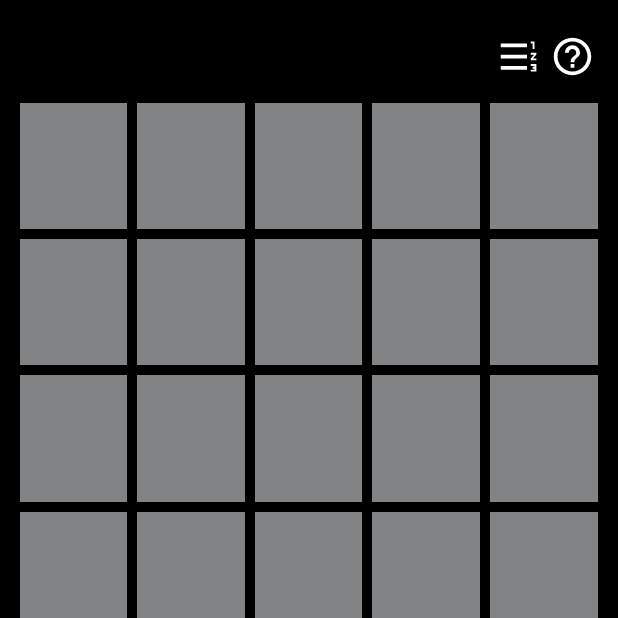
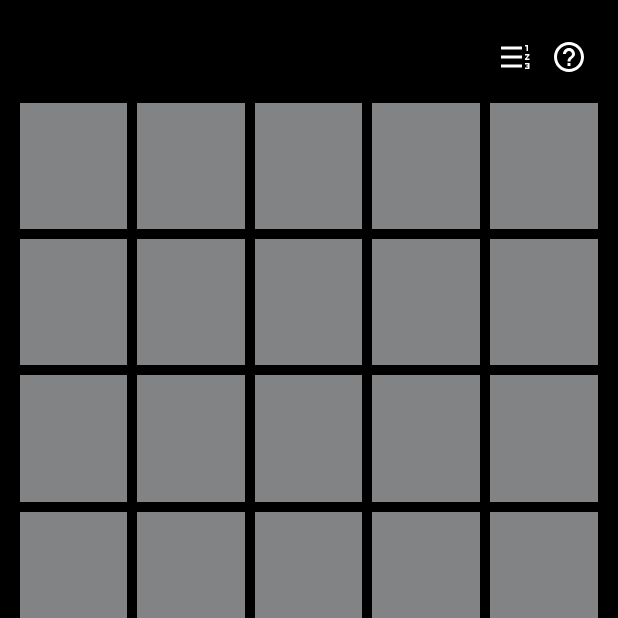
Before and after one commit to nagosoo/WORDLE, an Android app: the screen it shows after launch (MainActivity), on a phone screen of 412 x 824 dp, the top half of it. Run offline under Robolectric (Android 15) with nearby library versions, the phone set to English and light mode, and no system bars.

Commit message:
메인화면에 통계 이미지버튼 구현

```diff
--- a/app/src/main/java/com/example/wordle/DialogManual.kt
+++ b/app/src/main/java/com/example/wordle/DialogManual.kt
@@ -9,6 +9,7 @@ class DialogManual(context: Context) : AlertDialog(context) {
     init {
         val inflater = LayoutInflater.from(context)
         val binding = DialogManualBinding.inflate(inflater)
+
         setView(binding.root)
     }
 
--- /dev/null
+++ b/app/src/main/java/com/example/wordle/HideBottomBar.kt
@@ -0,0 +1,5 @@
+package com.example.wordle
+
+interface HideBottomBar {
+    fun hideBottomBar()
+}
--- a/app/src/main/java/com/example/wordle/MainActivity.kt
+++ b/app/src/main/java/com/example/wordle/MainActivity.kt
@@ -3,6 +3,7 @@ package com.example.wordle
 import android.content.Context
 import android.os.Build
 import android.os.Bundle
+import android.util.Log
 import android.view.View
 import android.view.WindowInsets
 import android.widget.TextView
@@ -11,10 +12,11 @@ import androidx.appcompat.app.AppCompatActivity
 import androidx.appcompat.widget.AppCompatButton
 import androidx.core.content.ContextCompat
 import androidx.core.view.get
+import com.example.wordle.MyApplication.Companion.uiOptions
 import com.example.wordle.databinding.ActivityMainBinding
 
 
-class MainActivity : AppCompatActivity(), View.OnClickListener {
+class MainActivity : AppCompatActivity(), View.OnClickListener, HideBottomBar {
     private var order = 0
     private val sp by lazy { this.getPreferences(Context.MODE_PRIVATE) }
     private lateinit var binding: ActivityMainBinding
@@ -28,15 +30,12 @@ class MainActivity : AppCompatActivity(), View.OnClickListener {
         super.onCreate(savedInstanceState)
         binding = ActivityMainBinding.inflate(layoutInflater)
         setContentView(binding.root)
-        hideBottomNav()
         setClickListener()
-
+        hideBottomBar()
     }
 
-    private fun hideBottomNav() {
+    override fun hideBottomBar() {
         if (Build.VERSION.SDK_INT < 30) {
-            val uiOptions =
-                View.SYSTEM_UI_FLAG_HIDE_NAVIGATION or View.SYSTEM_UI_FLAG_FULLSCREEN or View.SYSTEM_UI_FLAG_LAYOUT_STABLE or View.SYSTEM_UI_FLAG_IMMERSIVE_STICKY or View.SYSTEM_UI_FLAG_LAYOUT_HIDE_NAVIGATION
             window.decorView.systemUiVisibility = uiOptions
         } else {
             window.decorView.windowInsetsController!!.hide(WindowInsets.Type.statusBars())
@@ -61,6 +60,13 @@ class MainActivity : AppCompatActivity(), View.OnClickListener {
         }
         binding.imageManual.setOnClickListener {
             DialogManual.Builder(this).build().show()
+        }
+
+        binding.imageStatistics.setOnClickListener {
+            DialogStatistics.Builder(
+                context = this,
+                sp = sp
+            ).build().show()
         }
     }
 
--- a/app/src/main/java/com/example/wordle/MyApplication.kt
+++ b/app/src/main/java/com/example/wordle/MyApplication.kt
@@ -12,4 +12,9 @@ class MyApplication : Application() {
 
     }
 
+    companion object{
+        val uiOptions =
+            View.SYSTEM_UI_FLAG_HIDE_NAVIGATION or View.SYSTEM_UI_FLAG_FULLSCREEN or View.SYSTEM_UI_FLAG_LAYOUT_STABLE or View.SYSTEM_UI_FLAG_IMMERSIVE_STICKY or View.SYSTEM_UI_FLAG_LAYOUT_HIDE_NAVIGATION
+    }
+
 }
--- a/app/src/main/res/layout/activity_main.xml
+++ b/app/src/main/res/layout/activity_main.xml
@@ -18,18 +18,25 @@
         android:orientation="horizontal"
         android:paddingBottom="10dp">
 
-        <androidx.appcompat.widget.AppCompatImageView
-            android:paddingEnd="5dp"
+        <androidx.appcompat.widget.AppCompatImageButton
             android:id="@+id/imageStatistics"
             android:layout_width="35dp"
             android:layout_height="35dp"
+            android:backgroundTint="@color/black"
+            android:minWidth="0dp"
+            android:minHeight="0dp"
+            android:scaleType="center"
             android:src="@drawable/ic_baseline_format_list_numbered_rtl_24" />
 
-        <androidx.appcompat.widget.AppCompatImageView
-            android:paddingEnd="5dp"
+        <androidx.appcompat.widget.AppCompatImageButton
             android:id="@+id/imageManual"
             android:layout_width="35dp"
             android:layout_height="35dp"
+            android:layout_marginEnd="5dp"
+            android:backgroundTint="@color/black"
+            android:minWidth="0dp"
+            android:minHeight="0dp"
+            android:scaleType="center"
             android:src="@drawable/ic_baseline_help_outline_24" />
 
     </androidx.appcompat.widget.LinearLayoutCompat>
```
Also changed, not shown: app/src/main/java/com/example/wordle/DialogStatistics.kt (+12 -6 lines).
